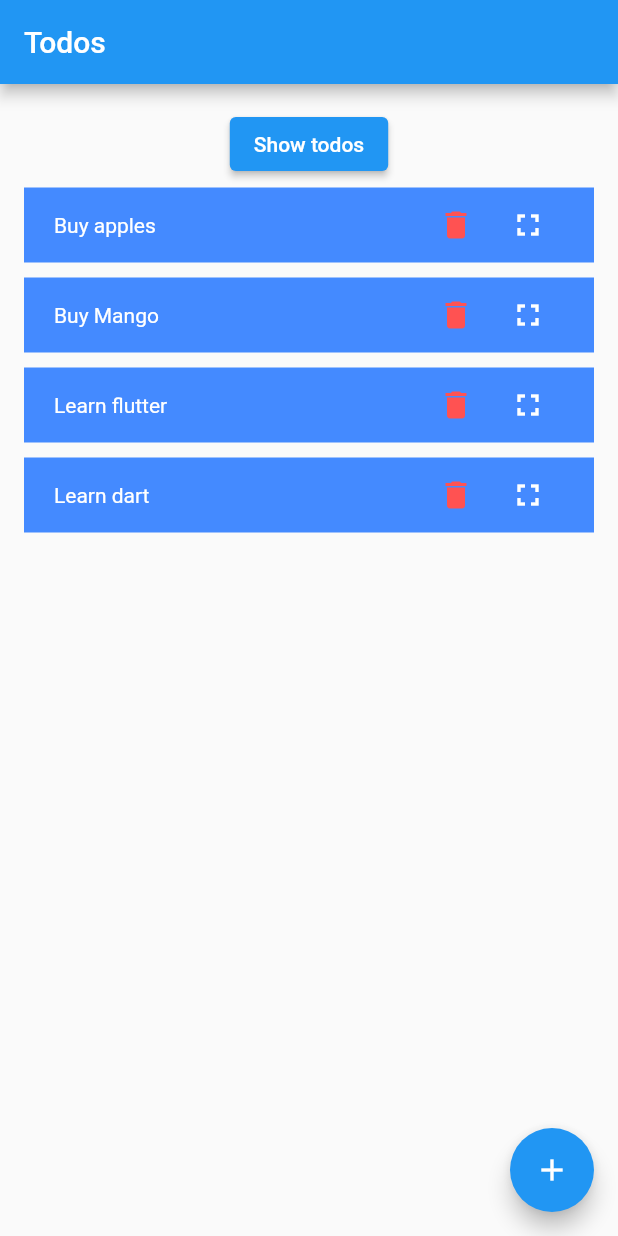
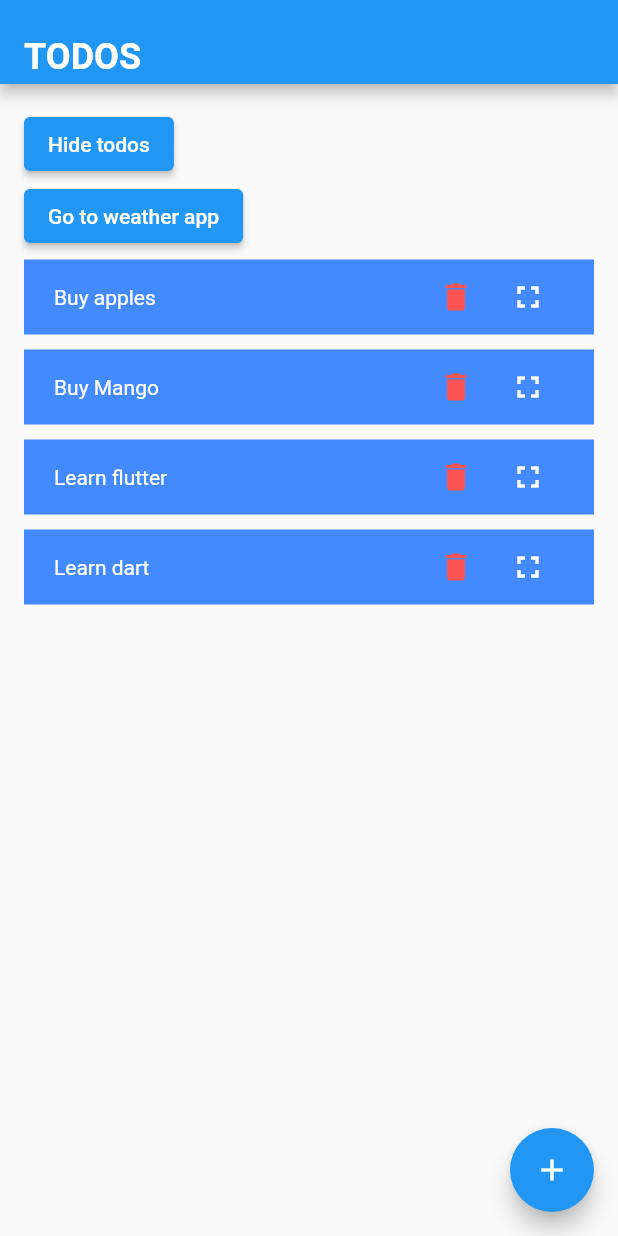
Before and after one commit to asmitzz/flutter_training, a Flutter app: the screen it shows after launch, on a phone screen of 412 x 824 dp. Run offline on Flutter 3.47's test engine with Material 2 defaults, Android fonts, the phone set to English and light mode, and no system bars.

Commit message:
added weather app

```diff
--- a/lib/main.dart
+++ b/lib/main.dart
@@ -1,8 +1,9 @@
 import 'package:flutter/material.dart';
-import 'package:flutter_training/models/todo_model.dart';
+import 'package:flutter_training/modules/todos/models/todo_model.dart';
 import 'package:flutter_training/modules/todos/provider/todos_provider.dart';
 import 'package:flutter_training/modules/todos/views/display_todos.dart';
 import 'package:flutter_training/modules/todos/views/todo_form.dart';
+import 'package:flutter_training/modules/weather_app/views/current_weather.dart';
 
 void main() {
   runApp(const MyApp());
@@ -18,12 +19,21 @@ class MyApp extends StatefulWidget {
 }
 
 class _MyAppState extends State<MyApp> {
-  List<TodoModel> todos = [
-    TodoModel(id: UniqueKey().toString(), title: "Buy apples"),
-    TodoModel(id: UniqueKey().toString(), title: "Buy Mango"),
-    TodoModel(id: UniqueKey().toString(), title: "Learn flutter"),
-    TodoModel(id: UniqueKey().toString(), title: "Learn dart"),
-  ];
+  List<TodoModel> todos = [];
+
+  void _fetchTodos() {
+    List<TodoModel> todosData = [
+      TodoModel(id: UniqueKey().toString(), title: "Buy apples"),
+      TodoModel(id: UniqueKey().toString(), title: "Buy Mango"),
+      TodoModel(id: UniqueKey().toString(), title: "Learn flutter"),
+      TodoModel(id: UniqueKey().toString(), title: "Learn dart"),
+    ];
+    Future.delayed(const Duration(seconds: 1), () {
+      setState(() {
+        todos = todosData;
+      });
+    });
+  }
 
   addTodo(TodoModel todo) {
     todos.add(todo);
@@ -35,11 +45,23 @@ class _MyAppState extends State<MyApp> {
     setState(() {});
   }
 
+  @override
+  void initState() {
+    super.initState();
+    print("Main : initState");
+
+    WidgetsBinding.instance!.addPostFrameCallback((_) {
+      print("Main : todos fetched");
+      _fetchTodos();
+    });
+  }
+
   // This widget is the root of your application.
   @override
   Widget build(BuildContext context) {
     return TodoProvider(
       todos: todos,
+      fetchTodos: _fetchTodos,
       removeTodo: removeTodo,
       addTodo: addTodo,
       child: MaterialApp(
@@ -50,6 +72,7 @@ class _MyAppState extends State<MyApp> {
         routes: {
           "/": (context) => const DisplayTodos(),
           "/add": (context) => const TodoForm(),
+          "/weather": (context) => const CurrentWeatherPage(),
         },
       ),
     );
--- a/lib/modules/todos/provider/todos_provider.dart
+++ b/lib/modules/todos/provider/todos_provider.dart
@@ -1,14 +1,16 @@
 import 'package:flutter/material.dart';
-import 'package:flutter_training/models/todo_model.dart';
+import 'package:flutter_training/modules/todos/models/todo_model.dart';
 
 class TodoProvider extends InheritedWidget {
   final List<TodoModel> todos;
   final Function addTodo;
   final Function removeTodo;
+  final Function fetchTodos;
 
   const TodoProvider({
     Key? key,
     required Widget child,
+    required this.fetchTodos,
     required this.todos,
     required this.addTodo,
     required this.removeTodo,
--- a/lib/modules/todos/views/display_todos.dart
+++ b/lib/modules/todos/views/display_todos.dart
@@ -1,6 +1,7 @@
 import 'package:flutter/material.dart';
 import 'package:flutter_training/main.dart';
 import 'package:flutter_training/modules/todos/provider/todos_provider.dart';
+import 'package:flutter_training/modules/todos/widgets/screen_title.dart';
 import 'package:flutter_training/modules/todos/widgets/todo_card.dart';
 
 class DisplayTodos extends StatefulWidget {
@@ -11,27 +12,59 @@ class DisplayTodos extends StatefulWidget {
 }
 
 class _DisplayTodosState extends State<DisplayTodos> {
+  @override
+  void initState() {
+    super.initState();
+    print("Display Todos : initState");
+  }
+
+  @override
+  void didChangeDependencies() {
+    print("Display Todos : dependency changed");
+    super.didChangeDependencies();
+  }
+
+  @override
+  void deactivate() {
+    print("Display Todos : Deactivate widget");
+    super.deactivate();
+  }
+
+  @override
+  void dispose() {
+    print("Display Todos : dispose widget");
+    super.dispose();
+  }
+
   bool show = true;
   @override
   Widget build(BuildContext context) {
+    print("Display Todos : Widget build");
     final todos = TodoProvider.of(context)!.todos;
     return SafeArea(
       child: Scaffold(
         appBar: AppBar(
-          title: const Text("Todos"),
+          title: const ScreenTitle(text: "TODOS"),
+          centerTitle: false,
         ),
         body: Padding(
           padding: const EdgeInsets.all(16.0),
           child: Column(
+            crossAxisAlignment: CrossAxisAlignment.start,
             children: [
               ElevatedButton(
                   onPressed: () {
                     show = !show;
                     setState(() {});
                   },
-                  child: Text(show ? "Show todos" : "Hide todos")),
-
-              AnimatedOpacity(
+                  child: Text(show ? "Hide todos" : "Show todos")),
+              ElevatedButton(
+                  onPressed: () {
+                    navigatorKey.currentState!.pushReplacementNamed("/weather");
+                  },
+                  child: const Text("Go to weather app")),
+              todos.isNotEmpty
+                  ? AnimatedOpacity(
                       opacity: show ? 1.0 : 0.0,
                       duration: const Duration(milliseconds: 300),
                       child: SizedBox(
@@ -39,9 +72,16 @@ class _DisplayTodosState extends State<DisplayTodos> {
                           child: ListView.builder(
                               itemCount: todos.length,
                               itemBuilder: (context, index) => TodoCard(
-                            key: UniqueKey(),
+                                    key: ValueKey(todos[index].id),
                                     todo: todos[index],
-                          )),
+                                  ))),
+                    )
+                  : const SizedBox(
+                      height: 50.0,
+                      width: 50.0,
+                      child: CircularProgressIndicator(
+                        color: Colors.blueAccent,
+                        strokeWidth: 1.5,
                       ),
                     ),
             ],
--- /dev/null
+++ b/lib/modules/todos/widgets/screen_title.dart
@@ -0,0 +1,28 @@
+import 'package:flutter/material.dart';
+
+class ScreenTitle extends StatelessWidget {
+  final String text;
+
+  const ScreenTitle({Key? key, required this.text}) : super(key: key);
+
+  @override
+  Widget build(BuildContext context) {
+    return TweenAnimationBuilder(
+      child: Text(
+        text,
+        style: const TextStyle(fontSize: 24, color: Colors.white, fontWeight: FontWeight.bold),
+      ),
+      tween: Tween<double>(begin: 0, end: 1),
+      duration:const Duration(milliseconds: 500),
+      builder:  (BuildContext context, double _val, Widget? child)  {
+        return Opacity(
+          opacity: _val,
+          child: Padding(
+            padding: EdgeInsets.only(top: _val * 20),
+            child: child
+          ),
+        );
+      },
+    );
+  }
+}
```
Also changed, not shown: lib/modules/todos/views/todo_form.dart (+27 -2 lines), lib/modules/todos/widgets/todo_card.dart (+5 -5 lines), lib/modules/weather_app/models/weather_model.dart (added, +27 -0 lines), lib/modules/weather_app/views/current_weather.dart (added, +93 -0 lines), pubspec.yaml (+5 -15 lines), lib/modules/todos/models/todo_model.dart (renamed from lib/models/todo_model.dart), pubspec.lock. Lines whose indentation alone changed are shown as unchanged.
